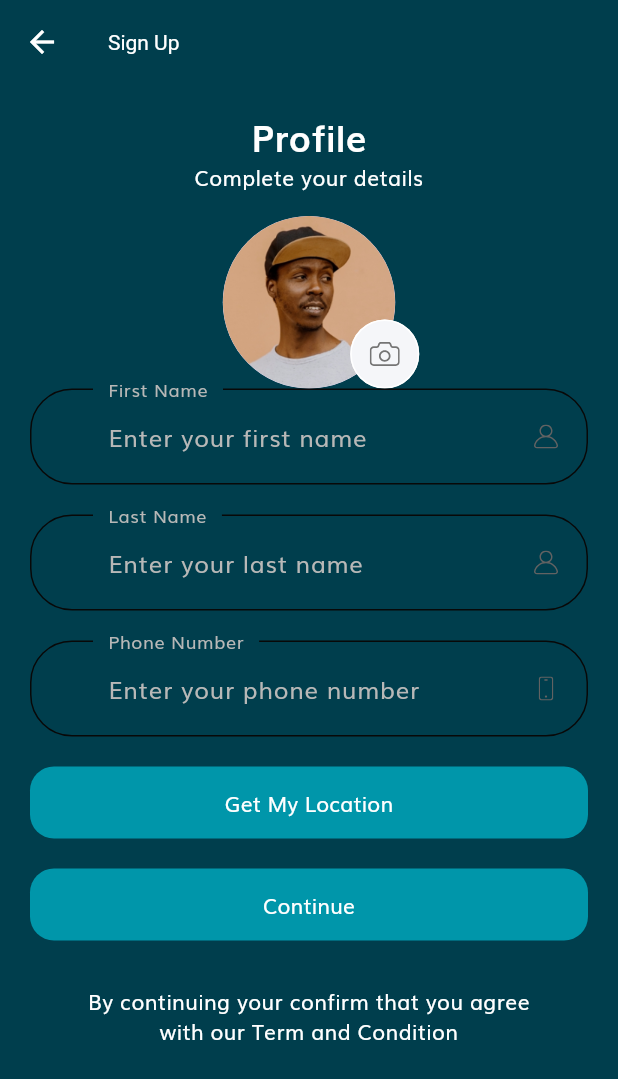
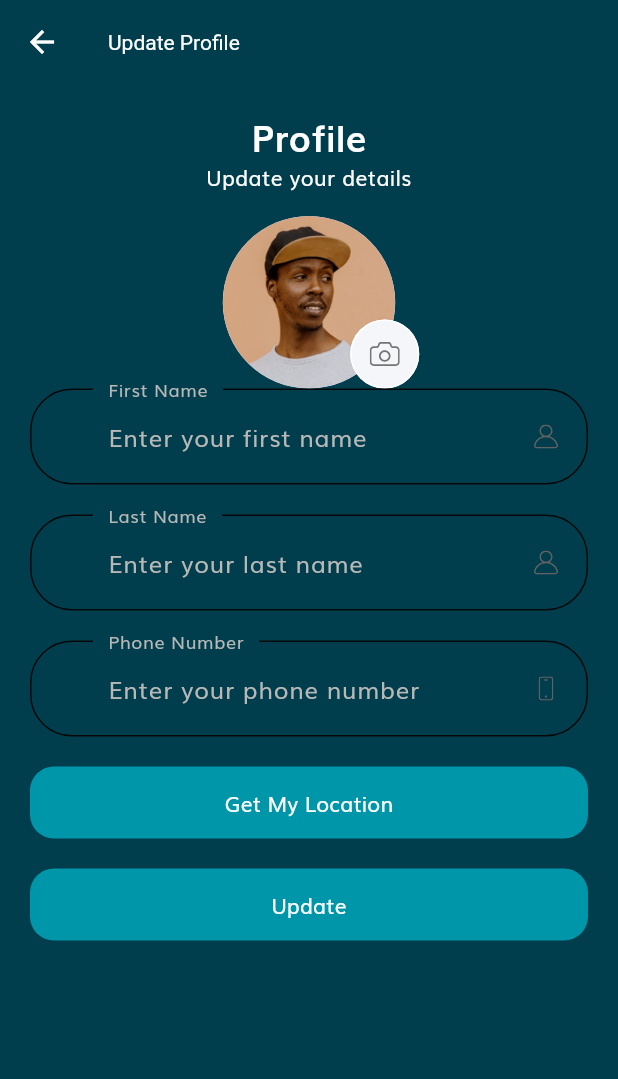
Before and after one commit to imaddamianos/evminute, a Flutter app: the ProfileScreen screen opened by its route, after a tap on "Profile", on a phone screen of 412 x 824 dp. Shown: the top 1079 px of the screen. Run offline on Flutter 3.47's test engine with Material 3 defaults, Android fonts, the phone set to English and light mode, and no system bars; our stand-ins replace firebase_auth, firebase_core, firebase_database, firebase_storage, flutter_secure_storage, flutter_svg and 4 more; missing offline and left inert: firebase_ui_auth, firebase_ui_oauth_google; accounts and stored records are empty.

Commit message:
get user info in profile

```diff
--- a/lib/firebaseCalls/firebase_operations.dart
+++ b/lib/firebaseCalls/firebase_operations.dart
@@ -1,5 +1,6 @@
 import 'dart:io';
-
+import 'package:evminute/models/UserModel.dart';
+import 'package:firebase_auth/firebase_auth.dart';
 import 'package:firebase_database/firebase_database.dart';
 import 'package:firebase_storage/firebase_storage.dart';
 
@@ -8,6 +9,7 @@ String imageUrl = '';
 class FirebaseOperations {
   // ignore: deprecated_member_use
   final _databaseReference = FirebaseDatabase.instance.reference();
+  final FirebaseAuth _auth = FirebaseAuth.instance;
   // final _secureStorage = FirebaseStorage.instance;
 
   Future<String> uploadImage(String user, File selectedImage) async {
--- a/lib/models/UserModel.dart
+++ b/lib/models/UserModel.dart
@@ -1,14 +1,17 @@
-//usermodel.dart
-
 class UserModel {
-  final String uid;
-  final String displayName;
-  final String email;
+  String email;
+  String firstName;
+  String lastName;
+  String phoneNumber;
+  double? latitude;
+  double? longitude;
 
   UserModel({
-    required this.uid,
-    required this.displayName,
     required this.email,
-    // Add other properties as needed
+    required this.firstName,
+    required this.lastName,
+    required this.phoneNumber,
+    this.latitude,
+    this.longitude,
   });
 }
--- a/lib/routes.dart
+++ b/lib/routes.dart
@@ -3,6 +3,7 @@ import 'package:evminute/screens/products/products_screen.dart';
 
 import 'screens/cart/cart_screen.dart';
 import 'screens/complete_profile/complete_profile_screen.dart';
+import 'screens/update_profile/update_profile_screen.dart';
 import 'screens/details/details_screen.dart';
 import 'screens/forgot_password/forgot_password_screen.dart';
 import 'screens/home/home_screen.dart';
@@ -24,6 +25,7 @@ final Map<String, WidgetBuilder> routes = {
   LoginSuccessScreen.routeName: (context) => const LoginSuccessScreen(),
   SignUpScreen.routeName: (context) => const SignUpScreen(),
   CompleteProfileScreen.routeName: (context) => const CompleteProfileScreen(),
+  UpdateProfileScreen.routeName: (context) => const UpdateProfileScreen(),
   OtpScreen.routeName: (context) => const OtpScreen(),
   HomeScreen.routeName: (context) => const HomeScreen(),
   ProductsScreen.routeName: (context) => const ProductsScreen(),
--- a/lib/screens/init_screen.dart
+++ b/lib/screens/init_screen.dart
@@ -1,7 +1,7 @@
 import 'package:flutter/material.dart';
 import 'package:flutter_svg/flutter_svg.dart';
 import 'package:evminute/constants.dart';
-import 'package:evminute/screens/favorite/favorite_screen.dart';
+// import 'package:evminute/screens/favorite/favorite_screen.dart';
 import 'package:evminute/screens/home/home_screen.dart';
 import 'package:evminute/screens/profile/profile_screen.dart';
 
--- a/lib/screens/profile/profile_screen.dart
+++ b/lib/screens/profile/profile_screen.dart
@@ -1,7 +1,7 @@
 // import 'package:evminute/screens/complete_profile/complete_profile_screen.dart';
 // import 'package:evminute/screens/profile/components/profile_pic.dart';
 
-import 'package:evminute/screens/complete_profile/complete_profile_screen.dart';
+import 'package:evminute/screens/update_profile/update_profile_screen.dart';
 import 'package:flutter/material.dart';
 import 'components/profile_menu.dart';
 import 'package:evminute/screens/sign_in/sign_in_screen.dart';
@@ -25,7 +25,7 @@ class ProfileScreen extends StatelessWidget {
               text: "Profile",
               icon: "assets/icons/User Icon.svg",
               press: () => {
-                Navigator.pushNamed(context, CompleteProfileScreen.routeName),
+                Navigator.pushNamed(context, UpdateProfileScreen.routeName),
               },
             ),
             ProfileMenu(
--- /dev/null
+++ b/lib/screens/update_profile/components/update_profile_form.dart
@@ -0,0 +1,261 @@
+import 'dart:io';
+
+import 'package:evminute/screens/login_success/login_success_screen.dart';
+import 'package:firebase_database/firebase_database.dart';
+import 'package:flutter/material.dart';
+import 'package:google_maps_flutter/google_maps_flutter.dart';
+import 'package:evminute/screens/profile/components/profile_pic.dart';
+import '../../../components/custom_surfix_icon.dart';
+import '../../../components/form_error.dart';
+import '../../../constants.dart';
+import 'package:evminute/helper/location_helper.dart';
+import 'package:evminute/helper/google_map_widget.dart';
+import 'package:evminute/firebaseCalls/firebase_operations.dart';
+import 'package:evminute/helper/loader.dart';
+import 'package:evminute/helper/secure_storage.dart';
+import 'package:evminute/models/UserModel.dart';
+
+final _secureStorage = SecureStorage();
+File? _selectedImage;
+TextEditingController firstNameController = TextEditingController();
+TextEditingController lastNameController = TextEditingController();
+TextEditingController phoneNumberController = TextEditingController();
+
+class UpdateProfileForm extends StatefulWidget {
+  const UpdateProfileForm({Key? key}) : super(key: key);
+
+  @override
+  _UpdateProfileFormState createState() => _UpdateProfileFormState();
+}
+
+class _UpdateProfileFormState extends State<UpdateProfileForm> {
+  final _formKey = GlobalKey<FormState>();
+  final List<String?> errors = [];
+  String? firstNametxt;
+  String? lastNametxt;
+  String? phoneNumbertxt;
+  String? address;
+  LatLng? userLocation;
+  final GlobalLoader _globalLoader = GlobalLoader();
+  UserModel? _userInfo;
+  String? savedEmail;
+
+  @override
+  void initState() {
+    super.initState();
+    // Call a method to retrieve user information
+    _getUserInfo();
+  }
+
+  void addError({String? error}) {
+    if (!errors.contains(error)) {
+      setState(() {
+        errors.add(error);
+      });
+    }
+  }
+
+  void removeError({String? error}) {
+    if (errors.contains(error)) {
+      setState(() {
+        errors.remove(error);
+      });
+    }
+  }
+
+  Future<void> _getUserLocation() async {
+    LatLng? location = await LocationHelper.getUserLocation();
+    if (location != null) {
+      setState(() {
+        userLocation = location;
+      });
+    } else {
+      // Handle error or show a message to the user
+      print("Failed to get user location");
+    }
+  }
+
+  Future<void> _sendUserDataToFirebase() async {
+    if (_formKey.currentState!.validate()) {
+      String? savedEmail = await _secureStorage.getEmail();
+      if (firstNametxt != null &&
+          lastNametxt != null &&
+          phoneNumbertxt != null) {
+        await FirebaseOperations().sendUserData(
+          email: savedEmail!,
+          firstName: firstNametxt!,
+          lastName: lastNametxt!,
+          phoneNumber: phoneNumbertxt!,
+          latitude: userLocation?.latitude,
+          longitude: userLocation?.longitude,
+          image: _selectedImage, // Pass the selected image
+        );
+
+        Navigator.pushNamed(context, LoginSuccessScreen.routeName);
+      } else {
+        print("Error: One or more required fields are null");
+      }
+    }
+  }
+
+  Future<void> _getUserInfo() async {
+    try {
+      String? savedEmail = await _secureStorage.getEmail();
+      final ref = FirebaseDatabase.instance.ref();
+      final snapshot = await ref
+          .child('users')
+          .child(savedEmail!.replaceFirst(".", ""))
+          .get();
+      if (snapshot.exists) {
+        final userData = snapshot.value as Map<dynamic, dynamic>?;
+
+        if (userData != null) {
+          setState(() {
+            _userInfo = UserModel(
+              email: userData['email'],
+              firstName: userData['firstName'],
+              lastName: userData['lastName'],
+              phoneNumber: userData['phoneNumber'],
+              latitude: userData['userLocation']['latitude'],
+              longitude: userData['userLocation']['longitude'],
+            );
+          });
+          // Set the retrieved user info to the controllers
+          firstNameController.text = _userInfo!.firstName ?? '';
+          lastNameController.text = _userInfo!.lastName ?? '';
+          phoneNumberController.text = _userInfo!.phoneNumber ?? '';
+        }
+      } else {
+        print('No data available.');
+      }
+    } catch (error) {
+      print('Error getting user info: $error');
+    }
+  }
+
+  @override
+  Widget build(BuildContext context) {
+    return Form(
+      key: _formKey,
+      child: Column(
+        children: [
+          ProfilePic(
+            onPickImage: (File pickedImage) {
+              _selectedImage = pickedImage;
+            },
+          ),
+          TextFormField(
+            controller: firstNameController,
+            // initialValue: firstNametxt,
+            onSaved: (newValue) => firstNametxt = newValue,
+            onChanged: (value) {
+              setState(() {
+                firstNametxt = value;
+              });
+            },
+            validator: (value) {
+              if (value!.isEmpty) {
+                addError(error: kNamelNullError);
+                return "";
+              }
+              return null;
+            },
+            decoration: const InputDecoration(
+              labelText: "First Name",
+              hintText: "Enter your first name",
+              hintStyle: TextStyle(color: Color.fromARGB(255, 184, 184, 183)),
+              labelStyle: TextStyle(color: Color.fromARGB(255, 184, 184, 183)),
+              floatingLabelBehavior: FloatingLabelBehavior.always,
+              suffixIcon: CustomSurffixIcon(svgIcon: "assets/icons/User.svg"),
+            ),
+          ),
+          const SizedBox(height: 20),
+          TextFormField(
+            controller: lastNameController,
+            // initialValue: lastNametxt,
+            onSaved: (newValue) => lastNametxt = newValue,
+            onChanged: (value) {
+              setState(() {
+                lastNametxt = value;
+              });
+            },
+            validator: (value) {
+              if (value!.isEmpty) {
+                addError(error: kLastNamelNullError);
+                return "";
+              }
+              return null;
+            },
+            decoration: const InputDecoration(
+              labelText: "Last Name",
+              hintText: "Enter your last name",
+              hintStyle: TextStyle(color: Color.fromARGB(255, 184, 184, 183)),
+              labelStyle: TextStyle(color: Color.fromARGB(255, 184, 184, 183)),
+              floatingLabelBehavior: FloatingLabelBehavior.always,
+              suffixIcon: CustomSurffixIcon(svgIcon: "assets/icons/User.svg"),
+            ),
+          ),
+          const SizedBox(height: 20),
+          TextFormField(
+            controller: phoneNumberController,
+            // initialValue: phoneNumbertxt,
+            keyboardType: TextInputType.phone,
+            onSaved: (newValue) => phoneNumbertxt = newValue,
+            onChanged: (value) {
+              setState(() {
+                phoneNumbertxt = value;
+              });
+            },
+            validator: (value) {
+              if (value!.isEmpty) {
+                addError(error: kPhoneNumberNullError);
+                return "";
+              }
+              return null;
+            },
+            decoration: const InputDecoration(
+              labelText: "Phone Number",
+              hintText: "Enter your phone number",
+              hintStyle: TextStyle(color: Color.fromARGB(255, 184, 184, 183)),
+              labelStyle: TextStyle(color: Color.fromARGB(255, 184, 184, 183)),
+              floatingLabelBehavior: FloatingLabelBehavior.always,
+              suffixIcon: CustomSurffixIcon(svgIcon: "assets/icons/Phone.svg"),
+            ),
+          ),
+          const SizedBox(height: 20),
+          FormError(errors: errors),
+          ElevatedButton(
+            onPressed: () {
+              _globalLoader.showLoader(context);
+              if (userLocation != null) {
+                Navigator.push(
+                  context,
+                  MaterialPageRoute(
+                    builder: (context) =>
+                        GoogleMapWidget(userLocation: userLocation!),
+                  ),
+                );
+              } else {
+                _getUserLocation();
+                _globalLoader.hideLoader();
+              }
+            },
+            child:
+                Text(userLocation != null ? "Show on Map" : "Get My Location"),
+          ),
+          const SizedBox(height: 20),
+          ElevatedButton(
+            onPressed: () async {
+              _globalLoader.showLoader(context);
+              if (_formKey.currentState!.validate()) {
+                await _sendUserDataToFirebase();
+              }
+              _globalLoader.hideLoader();
+            },
+            child: const Text("Update"),
+          ),
+        ],
+      ),
+    );
+  }
+}
--- /dev/null
+++ b/lib/screens/update_profile/update_profile_screen.dart
@@ -0,0 +1,40 @@
+import 'package:flutter/material.dart';
+import '../../constants.dart';
+import 'components/update_profile_form.dart';
+
+class UpdateProfileScreen extends StatelessWidget {
+  static String routeName = "/update_profile";
+  const UpdateProfileScreen({super.key});
+
+  @override
+  Widget build(BuildContext context) {
+    return Scaffold(
+      appBar: AppBar(
+        title: const Text('Update Profile'),
+      ),
+      body: const SafeArea(
+        child: SizedBox(
+          width: double.infinity,
+          child: Padding(
+            padding: EdgeInsets.symmetric(horizontal: 20),
+            child: SingleChildScrollView(
+              child: Column(
+                children: [
+                  SizedBox(height: 16),
+                  Text("Profile", style: headingStyle),
+                  Text(
+                    "Update your details",
+                    textAlign: TextAlign.center,
+                    style: TextStyle(color: Colors.white),
+                  ),
+                  SizedBox(height: 16),
+                  UpdateProfileForm(),
+                ],
+              ),
+            ),
+          ),
+        ),
+      ),
+    );
+  }
+}
```
Also changed, not shown: lib/screens/home/components/chargers_map.dart (+6 -5 lines), assets/images/evChargerPoint.png.
